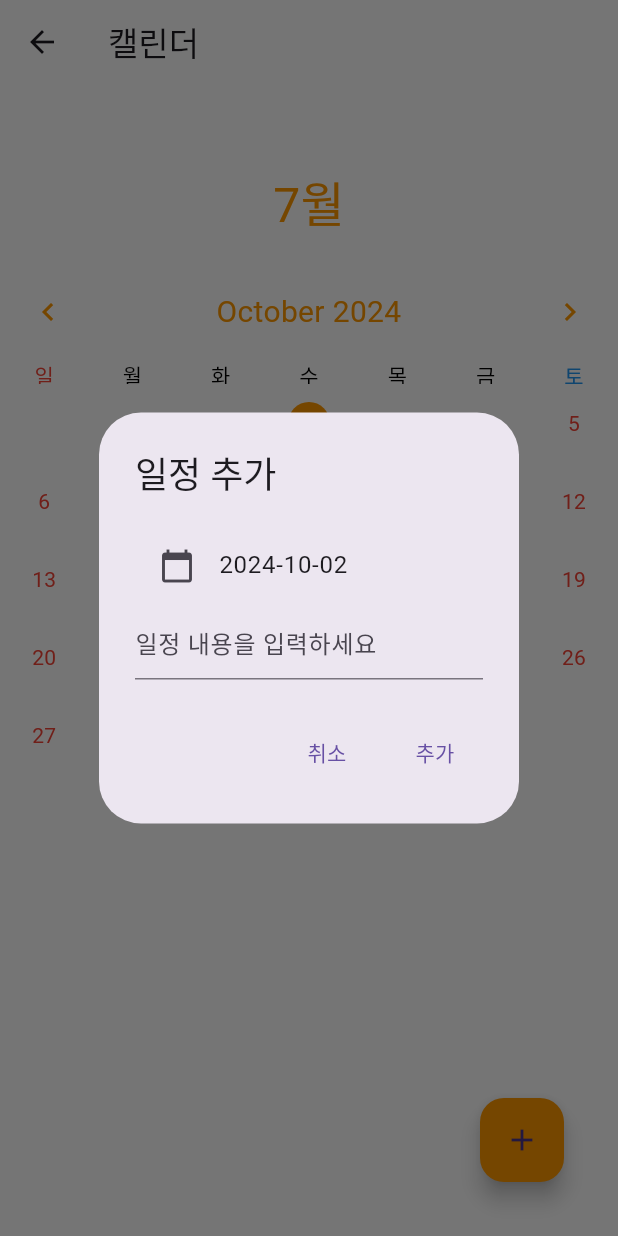
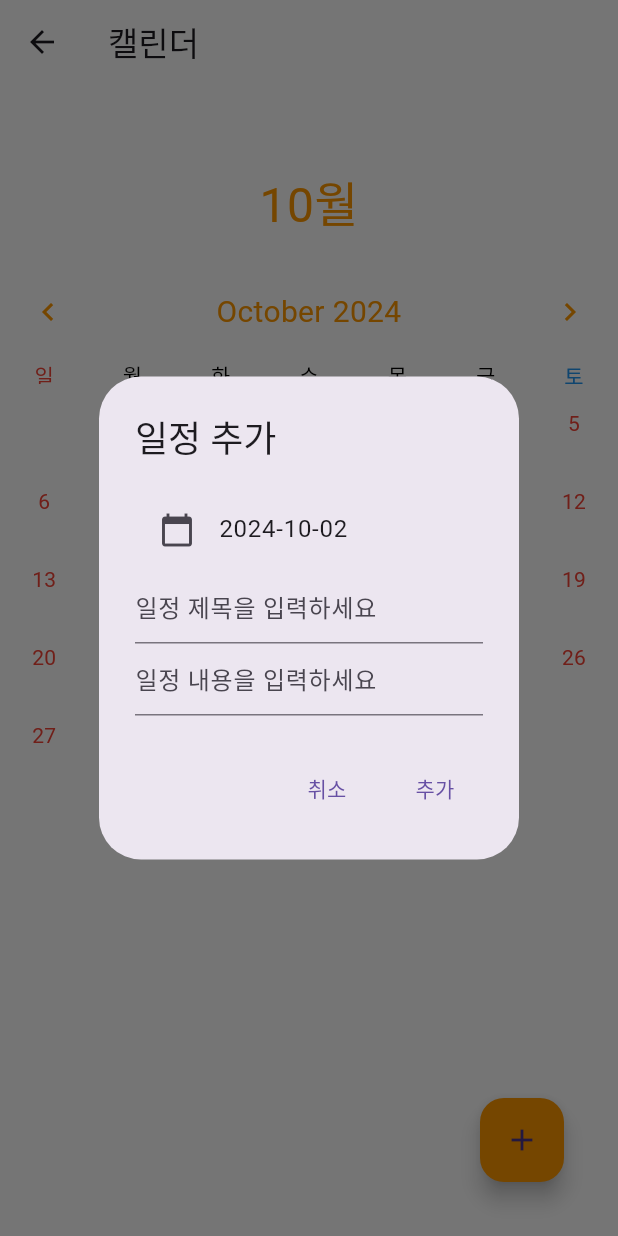
Before and after one commit to Familring/Familring, a Flutter app: the CalendarMainScreen screen opened by its route, after a tap on the "add" icon, on a phone screen of 412 x 824 dp. Run offline on Flutter 3.47's test engine with Material 3 defaults, Android fonts, the light colour scheme and no system bars; drawn by our look-alikes of table_calendar; our stand-ins replace flutter_tts, shared_preferences; accounts and stored records are empty; network calls fail.

Commit message:
jwt 오류 수정

```diff
--- a/lib/calender_main_screen.dart
+++ b/lib/calender_main_screen.dart
@@ -1,5 +1,7 @@
 import 'package:flutter/material.dart';
 import 'package:table_calendar/table_calendar.dart';
+import 'package:http/http.dart' as http;
+import 'dart:convert';
 
 class CalendarMainScreen extends StatefulWidget {
   @override
@@ -7,29 +9,27 @@ class CalendarMainScreen extends StatefulWidget {
 }
 
 class _CalendarMainScreenState extends State<CalendarMainScreen> {
-  late Map<DateTime, List<Event>> _events;
-  late List<Event> _selectedEvents;
+  // 이벤트를 저장하는 Map을 초기화합니다.
+  Map<DateTime, List<Event>> _events = {};
+  List<Event> _selectedEvents = [];
   late DateTime _focusedDay;
   late DateTime _selectedDay;
 
   @override
   void initState() {
     super.initState();
-    _events = {
-      DateTime.utc(2024, 7, 16): [Event('아빠 생신')],
-      DateTime.utc(2024, 7, 22): [Event('가족 여행 시작')],
-      DateTime.utc(2024, 7, 25): [Event('가족 여행 종료')],
-    };
-    _selectedEvents = [];
     _focusedDay = DateTime.now();
     _selectedDay = DateTime.now();
-    _selectedEvents = _getEventsForDay(_selectedDay);
+    // 앱 초기화 시 백엔드에서 이벤트를 가져옵니다.
+    _fetchEvents();
   }
 
+  // 특정 날짜의 이벤트를 가져옵니다.
   List<Event> _getEventsForDay(DateTime day) {
-    return _events[day] ?? [];
+    return _events[DateTime(day.year, day.month, day.day)] ?? [];
   }
 
+  // 날짜를 선택했을 때 호출됩니다.
   void _onDaySelected(DateTime selectedDay, DateTime focusedDay) {
     if (!isSameDay(_selectedDay, selectedDay)) {
       setState(() {
@@ -40,25 +40,95 @@ class _CalendarMainScreenState extends State<CalendarMainScreen> {
     }
   }
 
-  void _addEvent(DateTime date, String title) {
-    if (_events[date] != null) {
-      _events[date]!.add(Event(title));
+  // 이벤트를 추가하고 백엔드에 저장합니다.
+  void _addEvent(DateTime date, String title, String content) {
+    DateTime eventDate = DateTime(date.year, date.month, date.day);
+
+    // 로컬 이벤트 리스트에 추가합니다.
+    if (_events[eventDate] != null) {
+      _events[eventDate]!.add(Event(title));
     } else {
-      _events[date] = [Event(title)];
+      _events[eventDate] = [Event(title)];
     }
+
+    // 백엔드에 이벤트를 저장합니다.
+    _addEventToDatabase(title, content, date);
+
     setState(() {
       _selectedEvents = _getEventsForDay(_selectedDay);
     });
   }
 
+  // 백엔드에 이벤트를 저장하는 함수입니다.
+  Future<void> _addEventToDatabase(String title, String content, DateTime date) async {
+    final url = 'http://your-django-server-url/add-event/';
+
+    final response = await http.post(
+      Uri.parse(url),
+      headers: {
+        'Content-Type': 'application/json',
+        'Authorization': 'Token your_token',  // 필요 시 인증 토큰 추가
+      },
+      body: jsonEncode({
+        'event_title': title,  // Django의 필드명에 맞게 전송
+        'event_content': content,
+        'start_date': date.toIso8601String().split('T')[0],  // 날짜는 ISO 포맷으로 전송
+        'end_date': date.toIso8601String().split('T')[0],    // 단일 날짜 이벤트로 설정
+      }),
+    );
+
+    if (response.statusCode == 201) {
+      print('Event added to database');
+    } else {
+      print('Failed to add event to database');
+    }
+  }
+
+  // 백엔드에서 이벤트를 가져오는 함수입니다.
+  Future<void> _fetchEvents() async {
+    final url = 'http://your-django-server-url/get-family-events/';
+
+    final response = await http.get(
+      Uri.parse(url),
+      headers: {
+        'Content-Type': 'application/json',
+        'Authorization': 'Token your_token',  // 필요 시 인증 토큰 추가
+      },
+    );
+
+    if (response.statusCode == 200) {
+      List<dynamic> data = jsonDecode(response.body);
+
+      // 가져온 이벤트를 로컬 _events에 추가합니다.
+      data.forEach((eventData) {
+        DateTime eventDate = DateTime.parse(eventData['start_date']);
+        DateTime keyDate = DateTime(eventDate.year, eventDate.month, eventDate.day);
+        String title = eventData['event_title'];
+
+        if (_events[keyDate] != null) {
+          _events[keyDate]!.add(Event(title));
+        } else {
+          _events[keyDate] = [Event(title)];
+        }
+      });
+
+      setState(() {
+        _selectedEvents = _getEventsForDay(_selectedDay);
+      });
+    } else {
+      print('Failed to fetch events from database');
+    }
+  }
+
+  // 일정 추가 다이얼로그를 표시합니다.
   void _showAddEventDialog() {
     DateTime selectedDate = _selectedDay;
     String eventTitle = '';
+    String eventContent = '';
+
     showDialog(
       context: context,
       builder: (BuildContext context) {
-        return StatefulBuilder(
-          builder: (context, setState) {
         return AlertDialog(
           title: Text('일정 추가'),
           content: Column(
@@ -85,6 +155,12 @@ class _CalendarMainScreenState extends State<CalendarMainScreen> {
                 onChanged: (value) {
                   eventTitle = value;
                 },
+                decoration: InputDecoration(hintText: "일정 제목을 입력하세요"),
+              ),
+              TextField(
+                onChanged: (value) {
+                  eventContent = value;
+                },
                 decoration: InputDecoration(hintText: "일정 내용을 입력하세요"),
               ),
             ],
@@ -99,14 +175,9 @@ class _CalendarMainScreenState extends State<CalendarMainScreen> {
             TextButton(
               child: Text('추가'),
               onPressed: () {
-                    if (eventTitle.isNotEmpty) {
-                      Navigator.of(context).pop(); // 다이얼로그 닫기
-                      setState(() {
-                        _addEvent(selectedDate, eventTitle);
-                        _selectedDay = selectedDate; // 캘린더의 선택된 날짜를 업데이트
-                        _focusedDay = selectedDate;
-                        _selectedEvents = _getEventsForDay(_selectedDay);
-                      });
+                if (eventTitle.isNotEmpty && eventContent.isNotEmpty) {
+                  Navigator.of(context).pop(); // 다이얼로그를 닫습니다.
+                  _addEvent(selectedDate, eventTitle, eventContent);
                 }
               },
             ),
@@ -114,10 +185,9 @@ class _CalendarMainScreenState extends State<CalendarMainScreen> {
         );
       },
     );
-      },
-    );
   }
 
+  // UI를 빌드합니다.
   @override
   Widget build(BuildContext context) {
     return Scaffold(
@@ -130,7 +200,7 @@ class _CalendarMainScreenState extends State<CalendarMainScreen> {
         color: Colors.white,
         child: Column(
           children: [
-            SizedBox(height: 40), // AppBar와 캘린더 사이의 간격
+            SizedBox(height: 40), // AppBar와 캘린더 사이의 간격입니다.
             Container(
               color: Colors.white,
               padding: EdgeInsets.all(16.0),
@@ -138,7 +208,7 @@ class _CalendarMainScreenState extends State<CalendarMainScreen> {
                 mainAxisAlignment: MainAxisAlignment.center,
                 children: [
                   Text(
-                    '7월',
+                    '${_focusedDay.month}월',
                     style: TextStyle(fontSize: 32, color: Colors.orange),
                   ),
                 ],
@@ -168,7 +238,7 @@ class _CalendarMainScreenState extends State<CalendarMainScreen> {
                 outsideDaysVisible: false,
                 weekendTextStyle: TextStyle(color: Colors.red),
                 holidayTextStyle: TextStyle(color: Colors.red),
-                cellMargin: EdgeInsets.symmetric(vertical: 12.0), // 셀 마진을 조정하여 행 높이를 늘림
+                cellMargin: EdgeInsets.symmetric(vertical: 12.0),
               ),
               headerStyle: HeaderStyle(
                 formatButtonVisible: false,
@@ -182,28 +252,21 @@ class _CalendarMainScreenState extends State<CalendarMainScreen> {
               ),
               calendarBuilders: CalendarBuilders(
                 dowBuilder: (context, day) {
-                  if (day.weekday == DateTime.sunday) {
+                  final days = ['월', '화', '수', '목', '금', '토', '일'];
+                  final text = days[day.weekday - 1];
+
                   return Center(
                     child: Text(
-                        '일',
-                        style: TextStyle(color: Colors.red),
+                      text,
+                      style: TextStyle(
+                        color: day.weekday == DateTime.saturday
+                            ? Colors.blue
+                            : day.weekday == DateTime.sunday
+                            ? Colors.red
+                            : Colors.black,
+                      ),
                     ),
                   );
-                  } else if (day.weekday == DateTime.saturday) {
-                    return Center(
-                      child: Text(
-                        '토',
-                        style: TextStyle(color: Colors.blue),
-                      ),
-                    );
-                  } else {
-                    return Center(
-                      child: Text(
-                        ['월', '화', '수', '목', '금'][day.weekday - 1],
-                        style: TextStyle(color: Colors.black),
-                      ),
-                    );
-                  }
                 },
                 markerBuilder: (context, date, events) {
                   if (events.isNotEmpty) {
@@ -247,7 +310,7 @@ class _CalendarMainScreenState extends State<CalendarMainScreen> {
         ),
       ),
       floatingActionButton: Padding(
-        padding: const EdgeInsets.all(20.0), // FloatingActionButton의 패딩
+        padding: const EdgeInsets.all(20.0),
         child: FloatingActionButton(
           onPressed: _showAddEventDialog,
           backgroundColor: Colors.orange,
@@ -258,6 +321,7 @@ class _CalendarMainScreenState extends State<CalendarMainScreen> {
   }
 }
 
+// 이벤트 모델 클래스입니다.
 class Event {
   final String title;
 
--- a/lib/login_screen.dart
+++ b/lib/login_screen.dart
@@ -19,7 +19,7 @@ class _LoginScreenState extends State<LoginScreen> {
     String password = _passwordController.text;
 
     try {
-      var url = Uri.parse('http://127.0.0.1:8000/api/login/');
+      var url = Uri.parse('http://10.0.2.2:8000/api/login/');
       var response = await http.post(url, body: {
         'username': username,
         'password': password,
--- a/pubspec.yaml
+++ b/pubspec.yaml
@@ -16,6 +16,8 @@ dependencies:
   cupertino_icons: ^1.0.2
   table_calendar: ^3.0.5
   shared_preferences: ^2.0.6
+  flutter_tts: ^3.8.5
+  image_picker: ^1.1.2
 
 
 dev_dependencies:
@@ -33,3 +35,4 @@ flutter:
     - images/mypage_icon.png
     - images/question.png
     - images/mypage.png
+    - images/test_image.jpg
```
Also changed, not shown: lib/photo_album_screen.dart (+7 -127 lines), pubspec.lock, 11 other files. Lines whose indentation alone changed are shown as unchanged.
